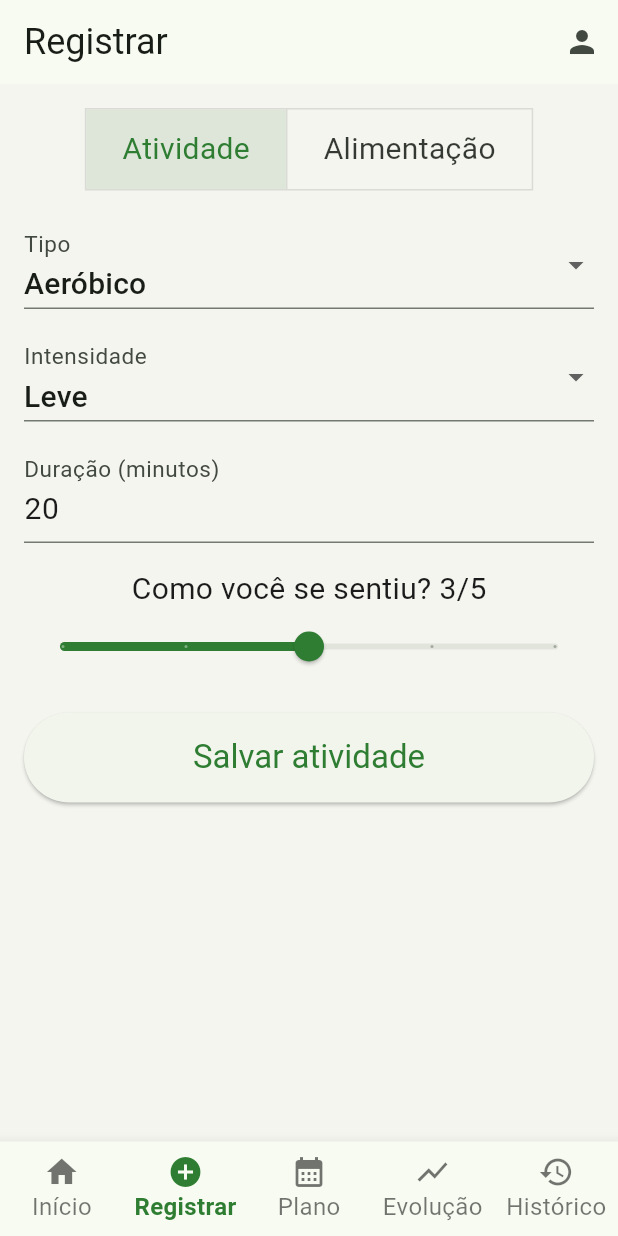
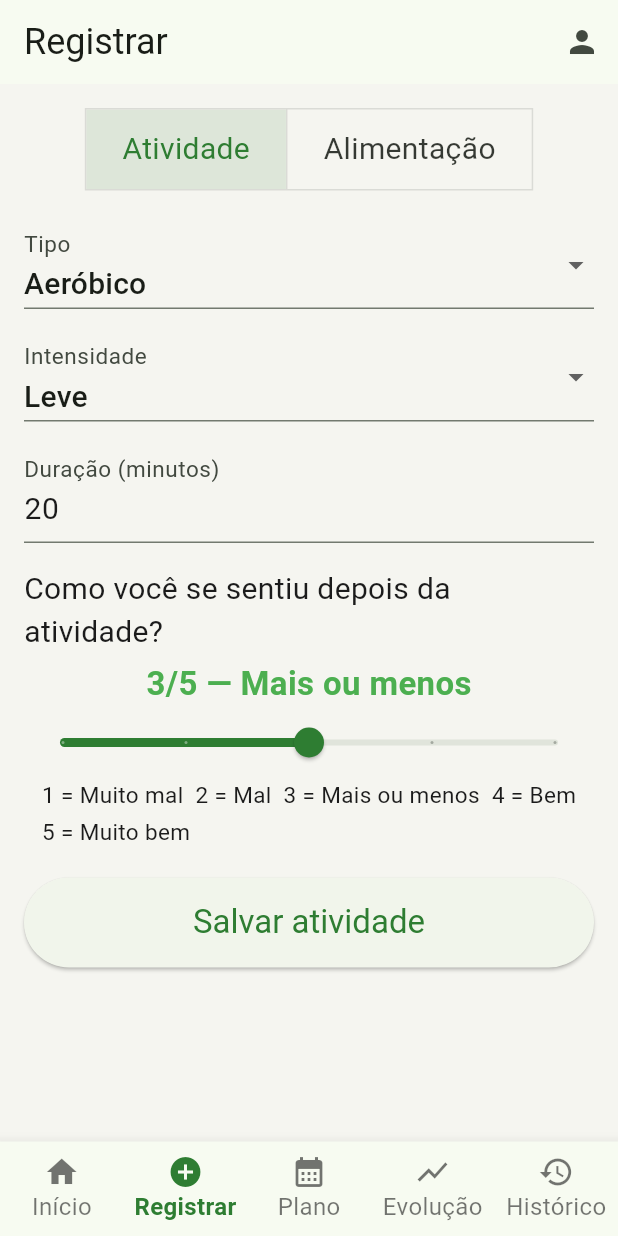
Before and after one commit to juanvictor3008/projetoexten-ao_3, a Flutter app: the screen it shows after launch, item 2 of the bottom bar chosen, on a phone screen of 412 x 824 dp. Run offline on Flutter 3.47's test engine with Material 3 defaults, Android fonts, the light colour scheme and no system bars; our stand-ins replace fl_chart, share_plus, shared_preferences.

Commit message:
Clareza do sentimento: legenda e significado dos numeros para idosos

```diff
--- a/lib/models/atividade.dart
+++ b/lib/models/atividade.dart
@@ -76,3 +76,21 @@ class Atividade {
     );
   }
 }
+
+// Interpreta o campo "sentimento" (1 a 5) em texto claro para o idoso.
+String labelSentimento(int valor) {
+  switch (valor) {
+    case 1:
+      return 'Muito mal';
+    case 2:
+      return 'Mal';
+    case 3:
+      return 'Mais ou menos';
+    case 4:
+      return 'Bem';
+    case 5:
+      return 'Muito bem';
+    default:
+      return '?';
+  }
+}
--- a/lib/screens/historico_screen.dart
+++ b/lib/screens/historico_screen.dart
@@ -61,7 +61,8 @@ class _HistoricoScreenState extends State<HistoricoScreen> {
           leading: const Icon(Icons.directions_run, size: 32, color: Colors.green),
           title: Text('${a.tipo.label} • ${a.duracaoMinutos} min',
               style: const TextStyle(fontSize: 20)),
-          subtitle: Text('${a.intensidade.label} • sentiu ${a.sentimento}/5 • ${_fmt(a.data)}',
+          subtitle: Text(
+              '${a.intensidade.label} • sentiu ${a.sentimento}/5 (${labelSentimento(a.sentimento)}) • ${_fmt(a.data)}',
               style: const TextStyle(fontSize: 16)),
           trailing: IconButton(
             icon: const Icon(Icons.delete, color: Colors.red),
--- a/lib/screens/registro_screen.dart
+++ b/lib/screens/registro_screen.dart
@@ -110,9 +110,14 @@ class _FormAtividadeState extends State<_FormAtividade> {
           onChanged: (v) => _duracao = int.tryParse(v) ?? 20,
         ),
         const SizedBox(height: 16),
-        // Sentimento pós-atividade (1 a 5) via slider.
-        Text('Como você se sentiu? $_sentimento/5',
+        // Sentimento pós-atividade (1 a 5): deixa claro o que cada número significa.
+        Text('Como você se sentiu depois da atividade?',
             style: const TextStyle(fontSize: 20)),
+        const SizedBox(height: 4),
+        // Mostra o valor atual já traduzido para texto.
+        Text('$_sentimento/5 — ${labelSentimento(_sentimento)}',
+            style: const TextStyle(
+                fontSize: 22, fontWeight: FontWeight.bold, color: Colors.green)),
         Slider(
           value: _sentimento.toDouble(),
           min: 1,
@@ -120,6 +125,18 @@ class _FormAtividadeState extends State<_FormAtividade> {
           divisions: 4,
           label: _sentimento.toString(),
           onChanged: (v) => setState(() => _sentimento = v.toInt()),
+        ),
+        // Legenda completa para o idoso não se perder na escala.
+        const Wrap(
+          spacing: 8,
+          runSpacing: 4,
+          children: [
+            Text('1 = Muito mal', style: TextStyle(fontSize: 15)),
+            Text('2 = Mal', style: TextStyle(fontSize: 15)),
+            Text('3 = Mais ou menos', style: TextStyle(fontSize: 15)),
+            Text('4 = Bem', style: TextStyle(fontSize: 15)),
+            Text('5 = Muito bem', style: TextStyle(fontSize: 15)),
+          ],
         ),
         const SizedBox(height: 20),
         // Botão que dispara o salvamento.
```
